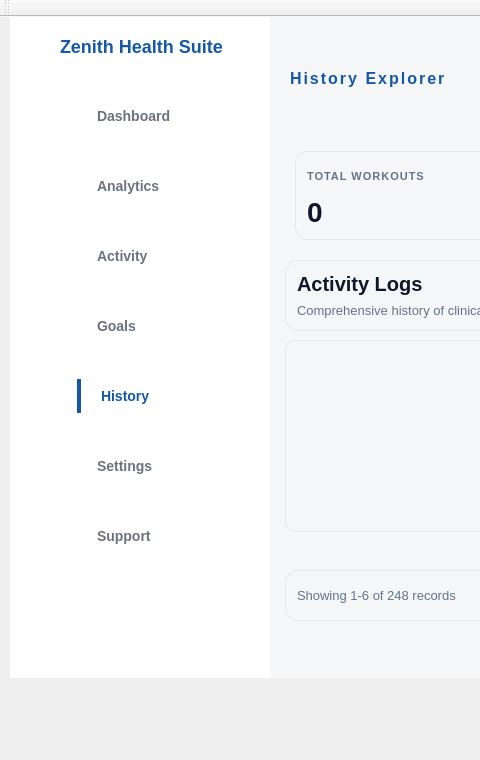
Before: the Qt Designer form ZenithHealthSuite/History.ui in iharisrao/zenith-health-suite, drawn with Qt 5; both pictures show x 0 to 480 and y 0 to 760 of the 1487 by 760 pixel window.
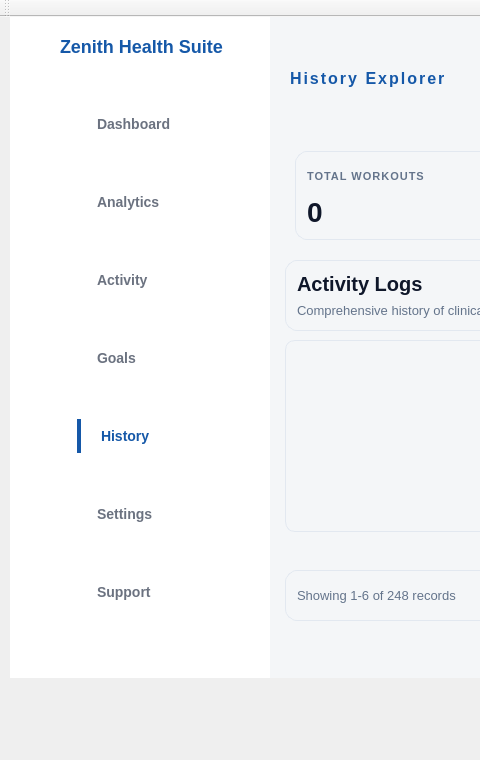
After: the same form once the commit is applied. Icons and pictures are not drawn.

Diff of the .ui file:
```diff
--- a/ZenithHealthSuite/History.ui
+++ b/ZenithHealthSuite/History.ui
@@ -300,7 +300,7 @@
        <x>41</x>
        <y>51</y>
        <width>179</width>
-       <height>521</height>
+       <height>581</height>
       </rect>
      </property>
      <layout class="QVBoxLayout" name="verticalLayout_2">
```
